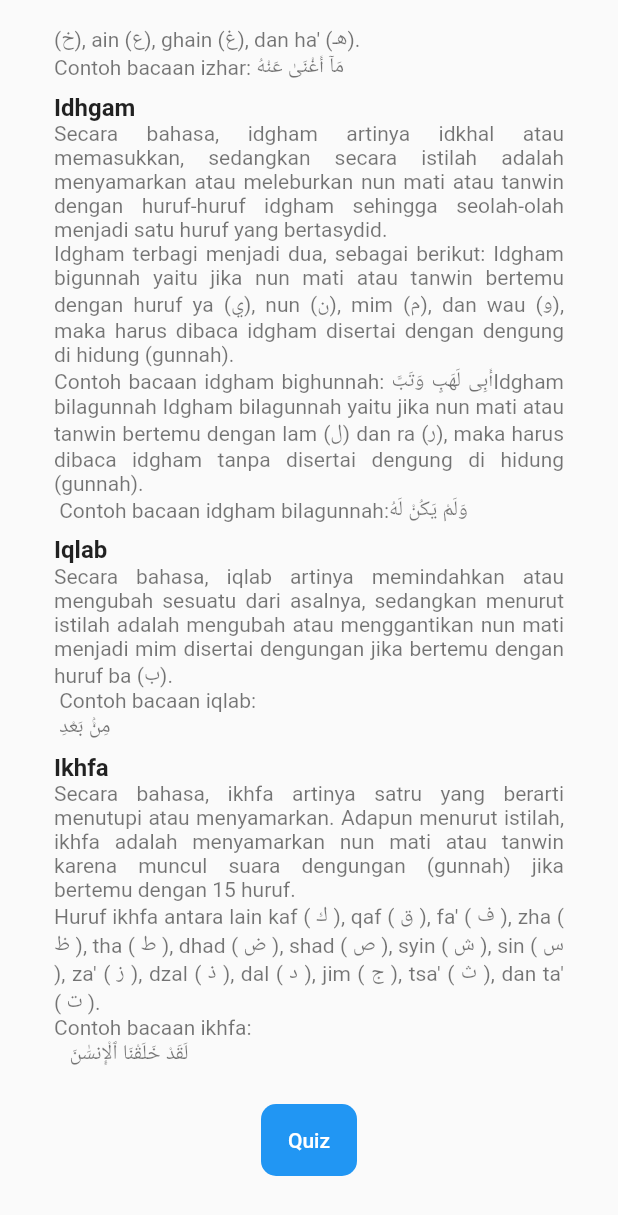
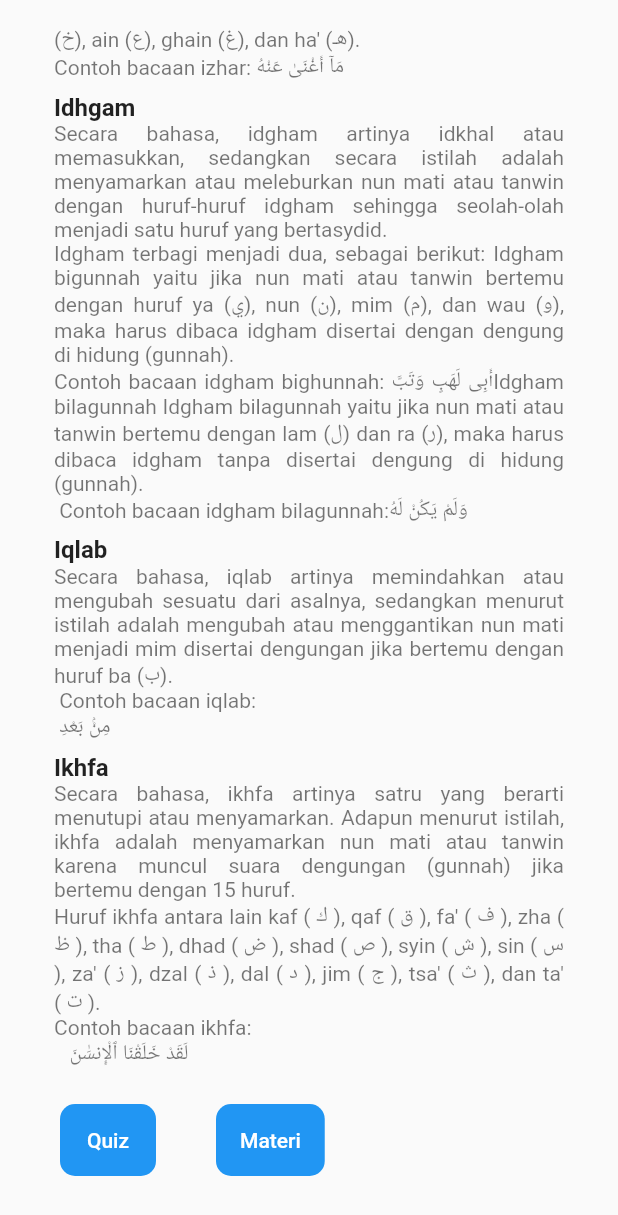
Before and after one commit to zamzamnurahman/tajwid-apps, a Flutter app: the screen it shows after launch, scrolled down 169 dp, on a phone screen of 412 x 824 dp. Shown: the top 1215 px of the screen. Run offline on Flutter 3.47's test engine with Material 2 defaults, Android fonts, the phone set to English and light mode, and no system bars; our stand-ins replace flutter_riverpod; project files that could hold a hidden picture were left out.

```diff
--- a/lib/main.dart
+++ b/lib/main.dart
@@ -1,13 +1,17 @@
 import 'package:flutter/material.dart';
 import 'package:flutter/services.dart';
+import 'package:flutter_riverpod/flutter_riverpod.dart';
 import 'package:tajwid_apps/screens/welcome_screen.dart';
 
 void main() {
+  WidgetsFlutterBinding.ensureInitialized();
   SystemChrome.setSystemUIOverlayStyle(const SystemUiOverlayStyle(
     statusBarColor: Colors.transparent,
     statusBarIconBrightness: Brightness.dark,
   ));
-  runApp(const MainApp());
+  SystemChrome.setPreferredOrientations([DeviceOrientation.portraitUp]).then(
+    (value) => runApp(const ProviderScope(child: MainApp())),
+  );
 }
 
 class MainApp extends StatelessWidget {
--- a/lib/screens/components/button_effect.dart
+++ b/lib/screens/components/button_effect.dart
@@ -1,7 +1,7 @@
 import 'package:flutter/material.dart';
 
 class ButtonClickUp extends StatefulWidget {
-  final Function() clicked;
+  final dynamic clicked;
   final Widget child;
   const ButtonClickUp({
     super.key,
@@ -41,7 +41,7 @@ class _ButtonClickUpState extends State<ButtonClickUp>
             _controller.forward();
             Future.delayed(const Duration(milliseconds: 150), () {
               _controller.reverse();
-              widget.clicked();
+              widget.clicked;
             });
             print('Shrink');
           },
--- a/lib/screens/welcome_screen.dart
+++ b/lib/screens/welcome_screen.dart
@@ -49,10 +49,22 @@ class WelcomeScreen extends StatelessWidget {
                           );
                         }),
                       ),
-                      ButtonClickUp(
-                        child: Text("Quiz"),
-                        clicked: () {},
-                      )
+                      Row(
+                        children: [
+                          ButtonClickUp(
+                            child: const Text("Quiz"),
+                            clicked: () {
+                              print("QUIZ");
+                            },
+                          ),
+                          ButtonClickUp(
+                            child: const Text("Materi"),
+                            clicked: () {
+                              print("Materi");
+                            },
+                          ),
+                        ],
+                      ),
                     ],
                   ),
                 ),
```
Also changed, not shown: lib/config/theme.dart (added, +13 -0 lines), pubspec.yaml (+9 -11 lines), assets/fonts/Poppins-Light.ttf (added), assets/fonts/Poppins-Medium.ttf (added), assets/fonts/Poppins-Regular.ttf (added), assets/fonts/Poppins-SemiBold.ttf (added).
